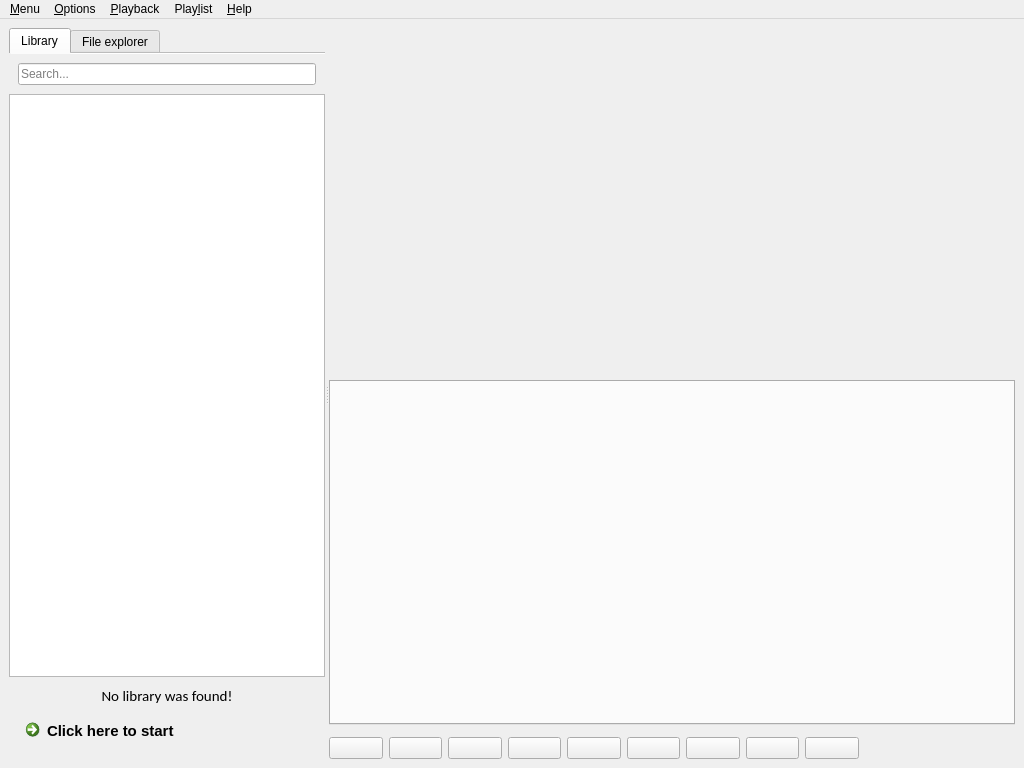
MBach/Miam-Player, file code/src/mainwindow.ui: the form before one commit.
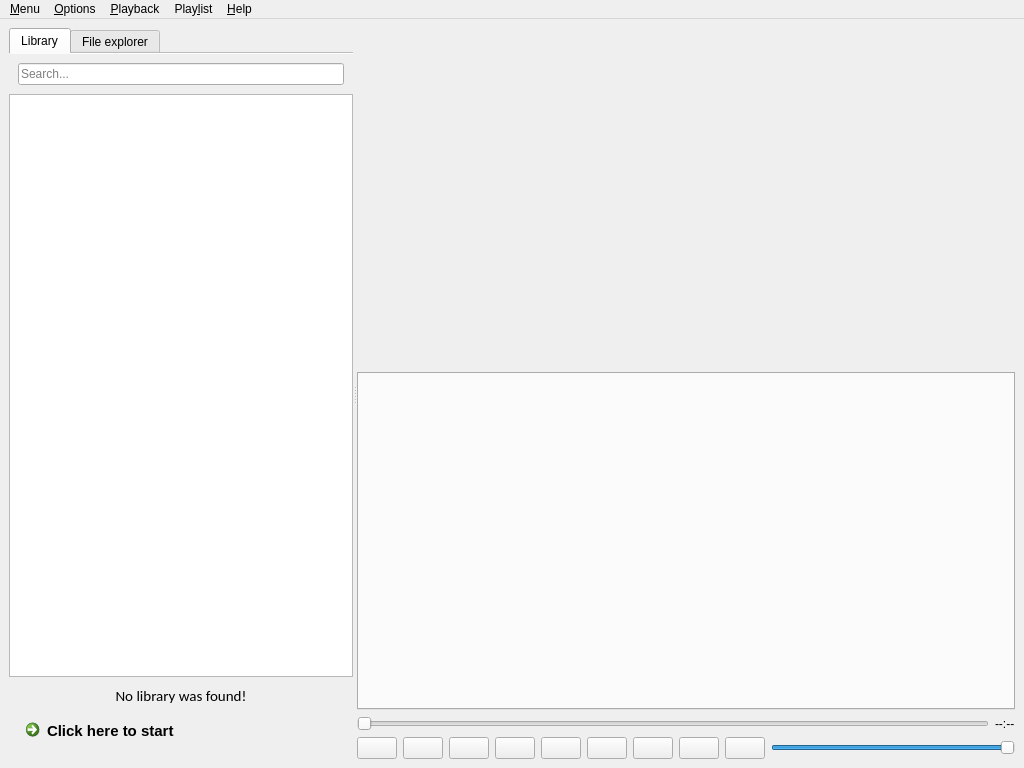
The form after the commit. Icons and pictures are not drawn. Custom widgets are drawn as their Qt base class.

```diff
--- a/code/src/mainwindow.ui
+++ b/code/src/mainwindow.ui
@@ -189,7 +189,25 @@
          <widget class="TabPlaylist" name="tabPlaylists"/>
         </item>
         <item>
-         <widget class="QWidget" name="seekSlider" native="true"/>
+         <layout class="QHBoxLayout" name="horizontalLayout">
+          <item>
+           <widget class="QSlider" name="seekSlider">
+            <property name="enabled">
+             <bool>false</bool>
+            </property>
+            <property name="orientation">
+             <enum>Qt::Horizontal</enum>
+            </property>
+           </widget>
+          </item>
+          <item>
+           <widget class="QLabel" name="timeLabel">
+            <property name="text">
+             <string>--:--</string>
+            </property>
+           </widget>
+          </item>
+         </layout>
         </item>
         <item>
          <layout class="QHBoxLayout" name="horizontalLayout_buttons">
@@ -353,12 +371,15 @@
            </widget>
           </item>
           <item>
-           <widget class="QWidget" name="volumeSlider" native="true">
-            <property name="minimumSize">
-             <size>
-              <width>150</width>
-              <height>0</height>
-             </size>
+           <widget class="QSlider" name="volumeSlider">
+            <property name="maximum">
+             <number>100</number>
+            </property>
+            <property name="value">
+             <number>100</number>
+            </property>
+            <property name="orientation">
+             <enum>Qt::Horizontal</enum>
             </property>
            </widget>
           </item>
```
